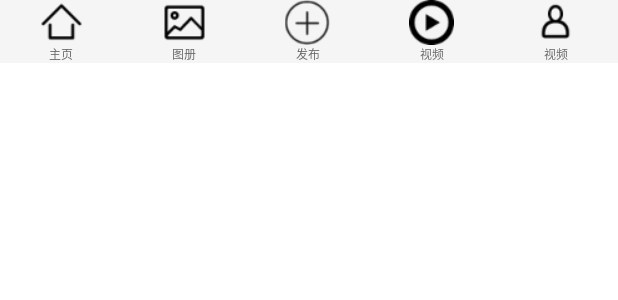
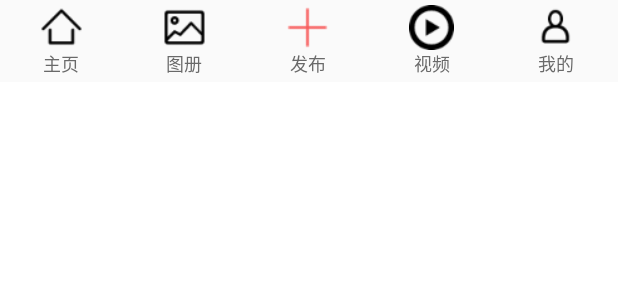
Before and after one commit to zhaoyuxi/jumeihui, an Android app: the layout common_navigator.xml on its own in the app's theme, with its tools: preview values and no code run, on a phone screen of 412 x 824 dp. Shown: the top 300 px of the screen. Run offline under Robolectric (Android 15) with nearby library versions, the phone set to English and light mode, and no system bars.

Commit message:
修改底部按钮背景色

```diff
--- a/app/src/main/java/com/xixi/jimeihui/allfragment/PageFragment.java
+++ b/app/src/main/java/com/xixi/jimeihui/allfragment/PageFragment.java
@@ -80,7 +80,7 @@ public class PageFragment extends Fragment {
         adapter = new RecommendAdapter(newList, getContext());
         rv = (RecyclerView) view.findViewById(R.id.rv);
         rv.addItemDecoration(new RecycleViewDivider(
-                this.getContext(), LinearLayoutManager.VERTICAL, 2, getResources().getColor(R.color.divider)));
+                this.getContext(), LinearLayoutManager.VERTICAL, R.dimen.height_divider, getResources().getColor(R.color.divider)));
         swipeRefreshLayout = (SwipeRefreshLayout) view.findViewById(R.id.refresh);
         swipeRefreshLayout.setRefreshing(true);
         createThread();
--- a/app/src/main/res/layout/common_navigator.xml
+++ b/app/src/main/res/layout/common_navigator.xml
@@ -16,6 +16,7 @@
             android:layout_height="30dp"
             android:layout_centerHorizontal="true"
             android:scaleType="centerCrop"
+            android:layout_marginTop="@dimen/margin_top_navigator"
             android:src="@drawable/home_tabbar_selector" />
 
         <TextView
@@ -25,8 +26,9 @@
             android:layout_below="@+id/ivIconHome"
             android:layout_centerHorizontal="true"
             android:text="主页"
+            android:layout_marginBottom="@dimen/margin_buttom_navigator"
             android:textColor="@color/naviTabUnselectedText"
-            android:textSize="8dp" />
+            android:textSize="@dimen/text_size_navigator" />
 
         <TextView
             android:id="@+id/tvBadgeHome"
@@ -37,7 +39,7 @@
             android:gravity="center"
             android:text="1"
             android:textColor="@android:color/white"
-            android:textSize="8sp"
+            android:textSize="@dimen/text_size_navigator"
             android:visibility="gone"/>
     </RelativeLayout>
 
@@ -52,6 +54,7 @@
             android:layout_height="30dp"
             android:layout_centerHorizontal="true"
             android:scaleType="centerCrop"
+            android:layout_marginTop="@dimen/margin_top_navigator"
             android:src="@drawable/picture_tabbar_selector" />
 
         <TextView
@@ -61,8 +64,9 @@
             android:layout_below="@+id/ivIconPicture"
             android:layout_centerHorizontal="true"
             android:text="图册"
+            android:layout_marginBottom="@dimen/margin_buttom_navigator"
             android:textColor="@color/naviTabUnselectedText"
-            android:textSize="8dp" />
+            android:textSize="@dimen/text_size_navigator" />
 
         <TextView
             android:id="@+id/tvBadgePicture"
@@ -73,7 +77,7 @@
             android:gravity="center"
             android:text="1"
             android:textColor="@android:color/white"
-            android:textSize="8sp"
+            android:textSize="@dimen/text_size_navigator"
             android:visibility="gone"/>
     </RelativeLayout>
 
@@ -88,6 +92,7 @@
             android:layout_height="30dp"
             android:layout_centerHorizontal="true"
             android:scaleType="centerCrop"
+            android:layout_marginTop="@dimen/margin_top_navigator"
             android:src="@drawable/publish_tabbar_selector" />
 
         <TextView
@@ -97,8 +102,9 @@
             android:layout_below="@+id/ivIconPublish"
             android:layout_centerHorizontal="true"
             android:text="发布"
+            android:layout_marginBottom="@dimen/margin_buttom_navigator"
             android:textColor="@color/naviTabUnselectedText"
-            android:textSize="8dp" />
+            android:textSize="@dimen/text_size_navigator" />
 
         <TextView
             android:id="@+id/tvBadgePublish"
@@ -109,7 +115,7 @@
             android:gravity="center"
             android:text="1"
             android:textColor="@android:color/white"
-            android:textSize="8sp"
+            android:textSize="@dimen/text_size_navigator"
             android:visibility="gone"/>
     </RelativeLayout>
 
@@ -124,6 +130,7 @@
             android:layout_height="30dp"
             android:layout_centerHorizontal="true"
             android:scaleType="centerCrop"
+            android:layout_marginTop="@dimen/margin_top_navigator"
             android:src="@drawable/video_tabbar_selector" />
 
         <TextView
@@ -133,8 +140,9 @@
             android:layout_below="@+id/ivIconVideo"
             android:layout_centerHorizontal="true"
             android:text="视频"
+            android:layout_marginBottom="@dimen/margin_buttom_navigator"
             android:textColor="@color/naviTabUnselectedText"
-            android:textSize="8dp" />
+            android:textSize="@dimen/text_size_navigator" />
 
         <TextView
             android:id="@+id/tvBadgeVideo"
@@ -145,7 +153,7 @@
             android:gravity="center"
             android:text="1"
             android:textColor="@android:color/white"
-            android:textSize="8sp"
+            android:textSize="@dimen/text_size_navigator"
             android:visibility="gone"/>
     </RelativeLayout>
 
@@ -160,6 +168,7 @@
             android:layout_height="30dp"
             android:layout_centerHorizontal="true"
             android:scaleType="centerCrop"
+            android:layout_marginTop="@dimen/margin_top_navigator"
             android:src="@drawable/mine_tabbar_selector" />
 
         <TextView
@@ -168,9 +177,10 @@
             android:layout_height="wrap_content"
             android:layout_below="@+id/ivIconMine"
             android:layout_centerHorizontal="true"
-            android:text="视频"
+            android:text="我的"
+            android:layout_marginBottom="@dimen/margin_buttom_navigator"
             android:textColor="@color/naviTabUnselectedText"
-            android:textSize="8dp" />
+            android:textSize="@dimen/text_size_navigator" />
 
         <TextView
             android:id="@+id/tvBadgeMine"
@@ -181,7 +191,7 @@
             android:gravity="center"
             android:text="1"
             android:textColor="@android:color/white"
-            android:textSize="8sp"
+            android:textSize="@dimen/text_size_navigator"
             android:visibility="gone"/>
     </RelativeLayout>
 </LinearLayout>
--- a/app/src/main/res/layout/fragment_home.xml
+++ b/app/src/main/res/layout/fragment_home.xml
@@ -5,7 +5,7 @@
     android:orientation="vertical">
 
     <include layout="@layout/common_tab"></include>
-
+    <include layout="@layout/common_divider"></include>
     <android.support.v4.view.ViewPager
         android:id="@+id/viewPager"
         android:layout_width="match_parent"
--- a/app/src/main/res/values/colors.xml
+++ b/app/src/main/res/values/colors.xml
@@ -11,7 +11,8 @@
     <color name="colorPrimaryDark">#00BFFF</color>
     <color name="colorPageBackground">#ffffff</color>
     <color name="colorToolbarTitle">#ffffff</color>
-    <color name="colorBottomNavigationBarBackground">#F5F5F5</color>
+    <!--<color name="colorBottomNavigationBarBackground">#F5F5F5</color>-->
+    <color name="colorBottomNavigationBarBackground">#FAFAFA</color>
 
     <color name="divider">#E0E0E0</color>
 
--- a/app/src/main/res/values/dimen.xml
+++ b/app/src/main/res/values/dimen.xml
@@ -12,6 +12,12 @@
     <dimen name="activity_margin_10">10dp</dimen>
     <dimen name="activity_margin_16">16dp</dimen>
 
+    <dimen name="margin_top_navigator">3dp</dimen>
+    <dimen name="margin_buttom_navigator">3dp</dimen>
+    <dimen name="height_divider">0.5dp</dimen>
+
+    <dimen name="text_size_navigator">12dp</dimen>
+
     <dimen name="text_size_14">14sp</dimen>
     <dimen name="text_size_16">16sp</dimen>
     <dimen name="text_size_18">18sp</dimen>
--- a/app/src/main/res/values/styles.xml
+++ b/app/src/main/res/values/styles.xml
@@ -14,7 +14,7 @@
     <style name="page_divider">
         <item name="android:background">@color/divider</item>
         <item name="android:layout_width">fill_parent</item>
-        <item name="android:layout_height">0.5dip</item>
+        <item name="android:layout_height">@dimen/height_divider</item>
     </style>
 
     <!-- Base application theme. -->
```
Also changed, not shown: app/src/main/res/mipmap-xhdpi/publish.png, app/src/main/res/mipmap-xhdpi/publish_selected.png, 1 other file.
